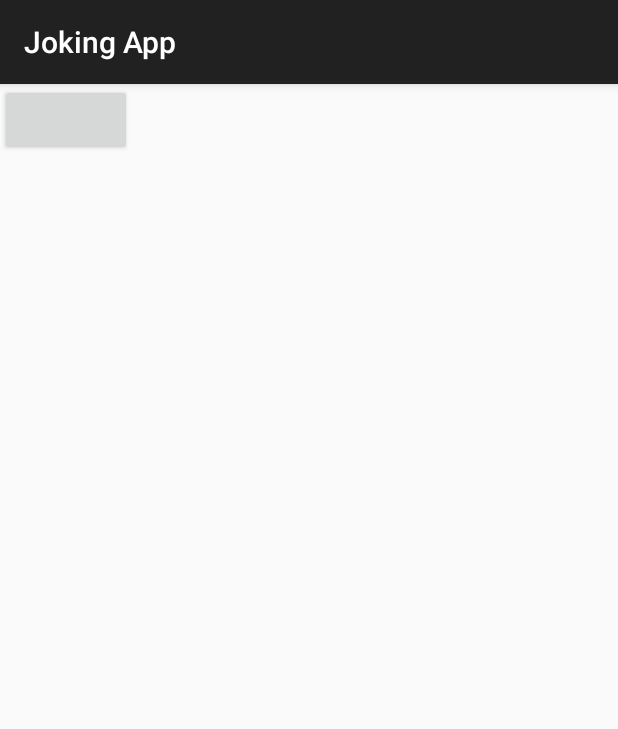
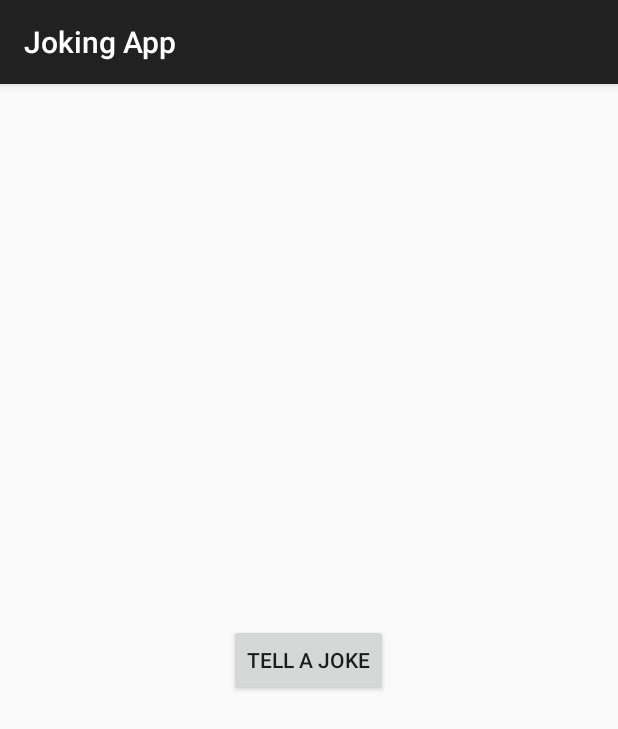
Before and after one commit to Gab314/JokingApp, an Android app: the screen it shows after launch (MainActivityLib), on a phone screen of 412 x 824 dp. Shown: the top 729 px of the screen. Run offline under Robolectric (Android 15) with nearby library versions, the phone set to English and light mode, and no system bars; our stand-ins replace AdMob.

```diff
--- a/app/src/main/AndroidManifest.xml
+++ b/app/src/main/AndroidManifest.xml
@@ -13,11 +13,6 @@
         android:label="@string/app_name"
         android:theme="@style/AppTheme"
         tools:ignore="GoogleAppIndexingWarning">
-
-        <!-- This meta-data tag is required to use Google Play Services. -->
-        <meta-data
-            android:name="com.google.android.gms.version"
-            android:value="@integer/google_play_services_version" />
 
         <activity
             android:name="activities.MainActivity"
--- a/app/src/main/java/activities/MainActivity.java
+++ b/app/src/main/java/activities/MainActivity.java
@@ -19,6 +19,7 @@ public class MainActivity extends AppCompatActivity {
 
     public void launchLibraryActivity() {
         Intent myIntent = new Intent(this, MainActivityLib.class);
+        myIntent.putExtra("Flavor","Free");
         startActivity(myIntent);
     }
 }
--- a/app/src/main/res/values/strings.xml
+++ b/app/src/main/res/values/strings.xml
@@ -4,4 +4,5 @@
     <string name="button_text">Tell Joke</string>
     <string name="action_settings">Settings</string>
     <string name="banner_ad_unit_id">ca-app-pub-3940256099942544/6300978111</string>
+    <string name="ad_unit_ID">ca-app-pub-2550406934764289/4050010289</string>
 </resources>
--- a/build.gradle
+++ b/build.gradle
@@ -3,10 +3,13 @@
 buildscript {
     repositories {
         jcenter()
+        maven {
+            url "https://maven.google.com"
+        }
     }
     dependencies {
         classpath 'com.android.tools.build:gradle:2.3.3'
-
+        classpath 'com.google.gms:google-services:3.0.0'
         // NOTE: Do not place your application dependencies here; they belong
         // in the individual module build.gradle files
     }
--- a/jokinglibrary/build.gradle
+++ b/jokinglibrary/build.gradle
@@ -36,4 +36,5 @@ dependencies {
     compile ('com.google.http-client:google-http-client-gson:1.17.0-rc') {
         exclude module: 'httpclient'
     }
+    compile 'com.google.android.gms:play-services-ads-lite:9.0.0'
 }
--- a/jokinglibrary/src/main/AndroidManifest.xml
+++ b/jokinglibrary/src/main/AndroidManifest.xml
@@ -4,7 +4,9 @@
     <!-- Include required permissions for Google Mobile Ads to run -->
     <uses-permission android:name="android.permission.INTERNET" />
     <uses-permission android:name="android.permission.ACCESS_NETWORK_STATE" />
-
+    <meta-data
+        android:name="com.google.android.gms.version"
+        android:value="@integer/google_play_services_version" />
 
     <application android:allowBackup="true" android:label="@string/app_name"
         android:supportsRtl="true">
--- a/jokinglibrary/src/main/java/com/example/jokinglibrary/MainActivityLib.java
+++ b/jokinglibrary/src/main/java/com/example/jokinglibrary/MainActivityLib.java
@@ -1,6 +1,7 @@
 package com.example.jokinglibrary;
 
 import android.content.Context;
+import android.content.Intent;
 import android.os.Bundle;
 import android.support.v7.app.AppCompatActivity;
 import android.util.Pair;
@@ -9,15 +10,23 @@ import android.widget.Button;
 import android.widget.Toast;
 
 import com.example.gabriel.jokes.Joker;
+import com.google.android.gms.ads.AdRequest;
+import com.google.android.gms.ads.AdSize;
+import com.google.android.gms.ads.AdView;
 
 
 public class MainActivityLib extends AppCompatActivity {
     @Override
     protected void onCreate(Bundle savedInstanceState) {
+
         super.onCreate(savedInstanceState);
+
+
         setContentView(R.layout.activity_main_lib);
         Button button = (Button) findViewById(R.id.activity_main_btn);
+        Intent intent = getIntent();
 
+        String flavor = intent.getStringExtra("Flavor");
         Joker joker = new Joker();
         final String joke = joker.getJoke();
 
@@ -28,13 +37,18 @@ public class MainActivityLib extends AppCompatActivity {
             }
         });
 
-
+        if (flavor.equals("Free")){
+            AdView adView = new AdView(this);
+            adView.setAdSize(AdSize.BANNER);
+            adView.setAdUnitId(getResources().getString(R.string.ad_unit_ID));
+            AdRequest adRequest = new AdRequest.Builder()
+                    .build();
+            adView.loadAd(adRequest);
+        }
     }
 
     public void tellJoke(String s) {
         new EndpointsAsyncTask().execute(new Pair<Context, String>(this,s));
     }
 
-
-
 }
--- a/jokinglibrary/src/main/res/layout/activity_main_lib.xml
+++ b/jokinglibrary/src/main/res/layout/activity_main_lib.xml
@@ -1,9 +1,24 @@
 <?xml version="1.0" encoding="utf-8"?>
-<LinearLayout xmlns:android="http://schemas.android.com/apk/res/android"
-    android:orientation="vertical" android:layout_width="match_parent"
+<RelativeLayout xmlns:android="http://schemas.android.com/apk/res/android"
+    xmlns:ads="http://schemas.android.com/apk/res-auto"
+    android:orientation="vertical"
+    android:layout_width="match_parent"
     android:layout_height="match_parent">
 <Button
     android:layout_width="wrap_content"
     android:layout_height="wrap_content"
-    android:id="@+id/activity_main_btn"/>
-</LinearLayout>
+    android:id="@+id/activity_main_btn"
+    android:text="@string/joke_btn"
+    android:layout_centerVertical="true"
+    android:layout_centerHorizontal="true" />
+    <com.google.android.gms.ads.AdView
+        xmlns:ads="http://schemas.android.com/apk/res-auto"
+        android:id="@+id/adView"
+        android:layout_width="wrap_content"
+        android:layout_height="wrap_content"
+        android:layout_centerHorizontal="true"
+        android:layout_alignParentBottom="true"
+        ads:adSize="BANNER"
+        ads:adUnitId="@string/ad_unit_ID">
+    </com.google.android.gms.ads.AdView>
+</RelativeLayout>
--- a/jokinglibrary/src/main/res/values/strings.xml
+++ b/jokinglibrary/src/main/res/values/strings.xml
@@ -1,3 +1,6 @@
 <resources>
     <string name="app_name">JokingLibrary</string>
+    <string name="banner_ad_unit_id">ca-app-pub-3940256099942544/6300978111</string>
+    <string name="ad_unit_ID">ca-app-pub-2550406934764289/4050010289</string>
+    <string name="joke_btn">Tell a Joke</string>
 </resources>
```
Also changed, not shown: app/build.gradle (+15 -1 lines), app/src/main/res/layout/activity_main.xml (+5 -3 lines), 17 other files.
